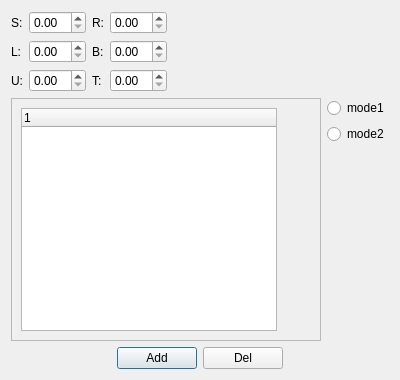
This is ui/controlPanel.ui in zhangjiankun/kndRobotSim as Qt 5 draws it before an edit. The edited form follows.
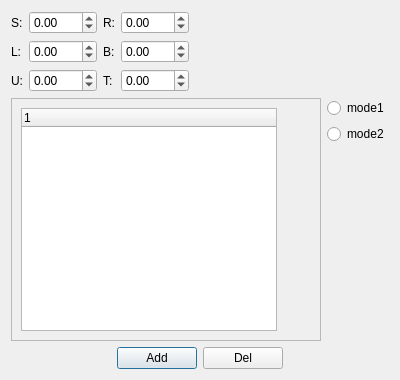
This is the edited form.

Commit message: support the robot-control-panel setting  rotation 6 axises

The edit to the form file:
```diff
--- a/ui/controlPanel.ui
+++ b/ui/controlPanel.ui
@@ -44,7 +44,13 @@
         </widget>
        </item>
        <item row="0" column="1">
-        <widget class="QDoubleSpinBox" name="doubleSpinBox">
+        <widget class="QDoubleSpinBox" name="SpinBox_S">
+         <property name="minimum">
+          <double>-180.000000000000000</double>
+         </property>
+         <property name="maximum">
+          <double>180.000000000000000</double>
+         </property>
          <property name="singleStep">
           <double>10.000000000000000</double>
          </property>
@@ -58,7 +64,14 @@
         </widget>
        </item>
        <item row="0" column="3">
-        <widget class="QDoubleSpinBox" name="doubleSpinBox_2"/>
+        <widget class="QDoubleSpinBox" name="SpinBox_R">
+         <property name="minimum">
+          <double>-180.000000000000000</double>
+         </property>
+         <property name="maximum">
+          <double>180.000000000000000</double>
+         </property>
+        </widget>
        </item>
        <item row="1" column="0">
         <widget class="QLabel" name="label_2">
@@ -68,7 +81,14 @@
         </widget>
        </item>
        <item row="1" column="1">
-        <widget class="QDoubleSpinBox" name="doubleSpinBox_3"/>
+        <widget class="QDoubleSpinBox" name="SpinBox_L">
+         <property name="minimum">
+          <double>-180.000000000000000</double>
+         </property>
+         <property name="maximum">
+          <double>180.000000000000000</double>
+         </property>
+        </widget>
        </item>
        <item row="1" column="2">
         <widget class="QLabel" name="label_4">
@@ -78,7 +98,14 @@
         </widget>
        </item>
        <item row="1" column="3">
-        <widget class="QDoubleSpinBox" name="doubleSpinBox_4"/>
+        <widget class="QDoubleSpinBox" name="SpinBox_B">
+         <property name="minimum">
+          <double>-180.000000000000000</double>
+         </property>
+         <property name="maximum">
+          <double>180.000000000000000</double>
+         </property>
+        </widget>
        </item>
        <item row="2" column="0">
         <widget class="QLabel" name="label_3">
@@ -88,7 +115,14 @@
         </widget>
        </item>
        <item row="2" column="1">
-        <widget class="QDoubleSpinBox" name="doubleSpinBox_5"/>
+        <widget class="QDoubleSpinBox" name="SpinBox_U">
+         <property name="minimum">
+          <double>-180.000000000000000</double>
+         </property>
+         <property name="maximum">
+          <double>180.000000000000000</double>
+         </property>
+        </widget>
        </item>
        <item row="2" column="2">
         <widget class="QLabel" name="label_6">
@@ -98,7 +132,14 @@
         </widget>
        </item>
        <item row="2" column="3">
-        <widget class="QDoubleSpinBox" name="doubleSpinBox_6"/>
+        <widget class="QDoubleSpinBox" name="SpinBox_T">
+         <property name="minimum">
+          <double>-180.000000000000000</double>
+         </property>
+         <property name="maximum">
+          <double>180.000000000000000</double>
+         </property>
+        </widget>
        </item>
       </layout>
      </item>
```
Left out of the diff: 2 changed lines with no effect on the pictures. The commit also changes 9 other files.
